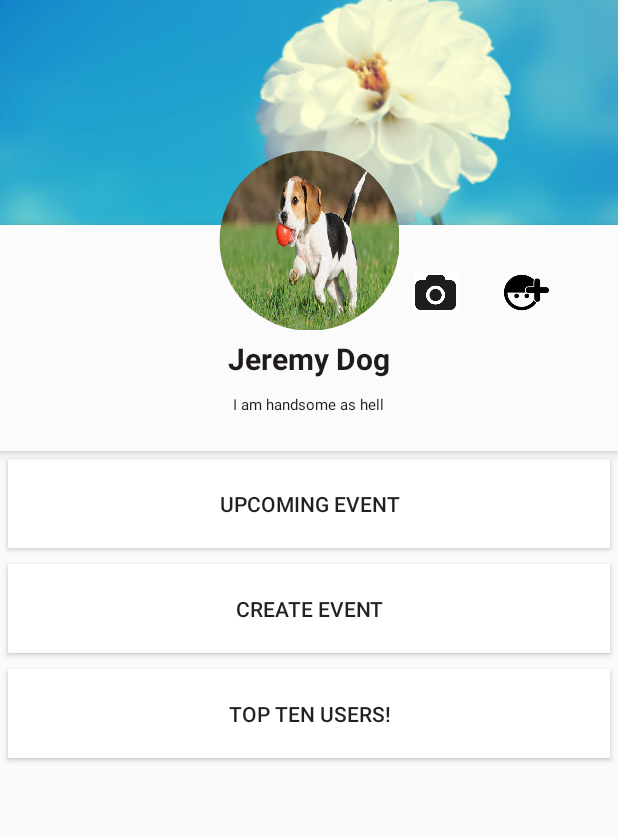
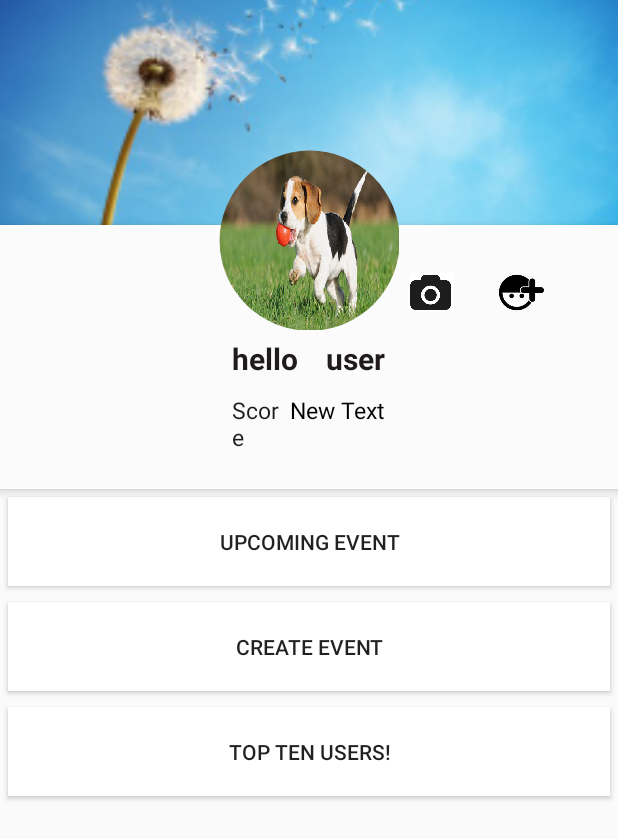
Before and after one commit to wenjun666/firebase_hurryUp, an Android app: the layout activity_profile.xml on its own in the app's theme, with its tools: preview values and no code run, on a phone screen of 412 x 824 dp. Shown: the top 839 px of the screen. Run offline under Robolectric (Android 15) with nearby library versions, the phone set to English and light mode, and no system bars.

```diff
--- a/app/src/main/java/info/androidhive/firebase/DatePicker.java
+++ b/app/src/main/java/info/androidhive/firebase/DatePicker.java
@@ -9,7 +9,7 @@ import android.support.v4.app.DialogFragment;
 import java.util.Calendar;
 
 /**
- * Created by wenjun on 11/28/2016. hhhuhuhuhuhu
+ * Created by wenjun on 11/28/2016.
  */
 public class DatePicker extends DialogFragment {
     private DatePickerDialog.OnDateSetListener onDateSetListener;
--- a/app/src/main/java/info/androidhive/firebase/PickDate.java
+++ b/app/src/main/java/info/androidhive/firebase/PickDate.java
@@ -1,5 +1,6 @@
 package info.androidhive.firebase;
 
+import android.app.AlertDialog;
 import android.app.DatePickerDialog;
 import android.app.Dialog;
 import android.content.Context;
@@ -37,7 +38,7 @@ public class PickDate extends DialogFragment {
         int year = c.get(Calendar.YEAR);
         int month = c.get(Calendar.MONTH);
         int day = c.get(Calendar.DAY_OF_MONTH);
-        return new DatePickerDialog(getActivity(), onDateSetListener, year, month, day);
+        return new DatePickerDialog(getActivity(),R.style.datepicker, onDateSetListener, year, month, day);
 
     }
 
--- a/app/src/main/java/info/androidhive/firebase/PickTime.java
+++ b/app/src/main/java/info/androidhive/firebase/PickTime.java
@@ -25,7 +25,7 @@ public class PickTime extends DialogFragment {
         int hour = c.get(Calendar.HOUR_OF_DAY);
         int min = c.get(Calendar.MINUTE);
 
-        return new TimePickerDialog(getActivity(), onTimeSetListener,hour,min,true);
+        return new TimePickerDialog(getActivity(),R.style.datepicker, onTimeSetListener,hour,min,true);
 
     }
 
--- a/app/src/main/res/layout/activity_profile.xml
+++ b/app/src/main/res/layout/activity_profile.xml
@@ -15,7 +15,7 @@
             android:layout_width="match_parent"
             android:layout_height="150dp"
             android:scaleType="centerCrop"
-            android:src="@drawable/roundflower" />
+            android:src="@drawable/flower" />
 
         <info.androidhive.firebase.RoundedImageView
             android:id="@+id/imageViewRound"
@@ -46,7 +46,7 @@
                 android:layout_height="wrap_content"
                 android:layout_centerHorizontal="true"
                 android:layout_marginTop="75dp"
-                android:text="Jeremy Dog"
+                android:text="hello    user"
                 android:textColor="#EB0D0808"
                 android:textSize="20sp"
                 android:textStyle="bold" />
@@ -56,12 +56,23 @@
                 android:layout_width="wrap_content"
                 android:layout_height="wrap_content"
                 android:layout_below="@+id/user_profile_name"
-                android:layout_centerHorizontal="true"
                 android:layout_marginTop="10dp"
-                android:text="I am handsome as hell"
+                android:text="@string/textViewScore"
                 android:textColor="#EB0D0808"
-                android:textSize="10sp" />
+                android:textSize="15sp"
+                android:layout_toStartOf="@+id/score"
+                android:layout_alignStart="@+id/user_profile_name"
+                android:textIsSelectable="false" />
 
+            <TextView
+                android:layout_width="wrap_content"
+                android:layout_height="wrap_content"
+                android:text="New Text"
+                android:id="@+id/score"
+                android:layout_alignTop="@+id/user_profile_short_bio"
+                android:layout_alignEnd="@+id/user_profile_name"
+                android:textSize="15dp"
+                android:textColor="#000000" />
             <ImageView
                 android:id="@+id/add_friend"
                 android:layout_width="30dp"
--- a/app/src/main/res/values/strings.xml
+++ b/app/src/main/res/values/strings.xml
@@ -36,7 +36,7 @@
 
     <string-array name="picture_method">
         <item>Gallery</item>
-        <item>Take a Photo</item>
+
     </string-array>
 
     <string name="hello_blank_fragment">Hello blank fragment</string>
@@ -59,4 +59,5 @@
     <string name="GoBackProfile">Go Back To My Porfile!</string>
     <string name="user_display_name">Your name</string>
     <string name="AcceptInvitation">Accept this Invitation!</string>
+    <string name ="textViewScore">Score</string>
 </resources>
```
Also changed, not shown: app/src/main/java/info/androidhive/firebase/ProfileActivity.java (+104 -13 lines), app/src/main/java/info/androidhive/firebase/RoundedImageView.java (+11 -1 lines), app/src/main/res/values/styles.xml (+7 -0 lines), app/src/main/res/drawable-xxhdpi-v9/flower.jpg (added), 1 other file.
